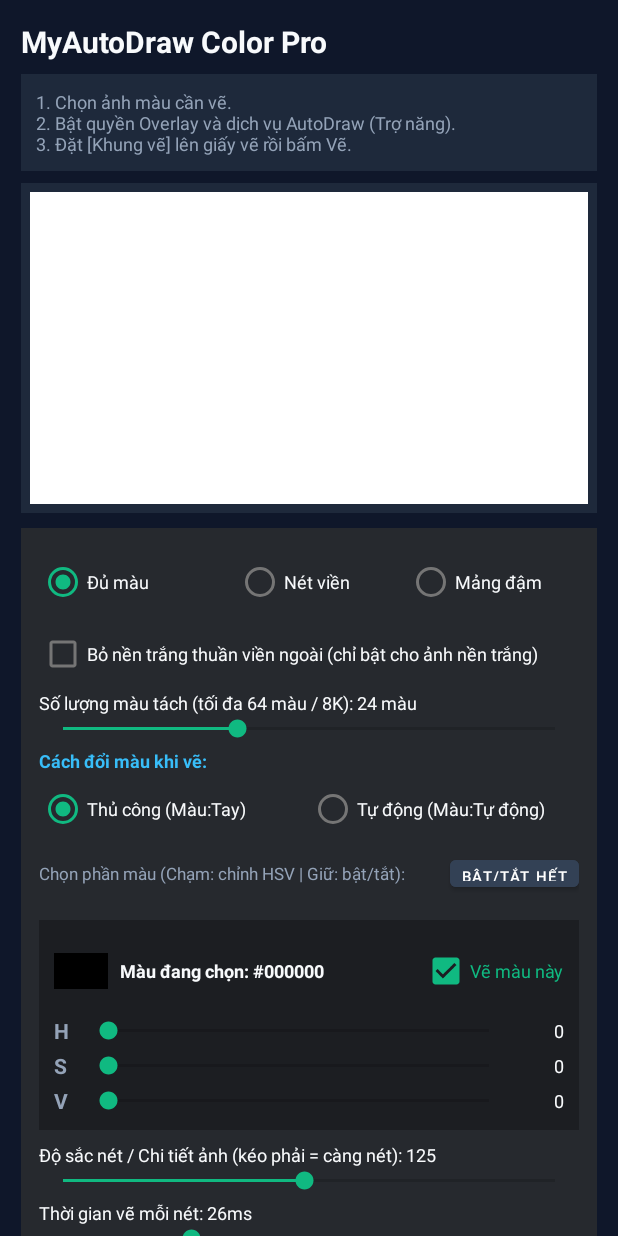
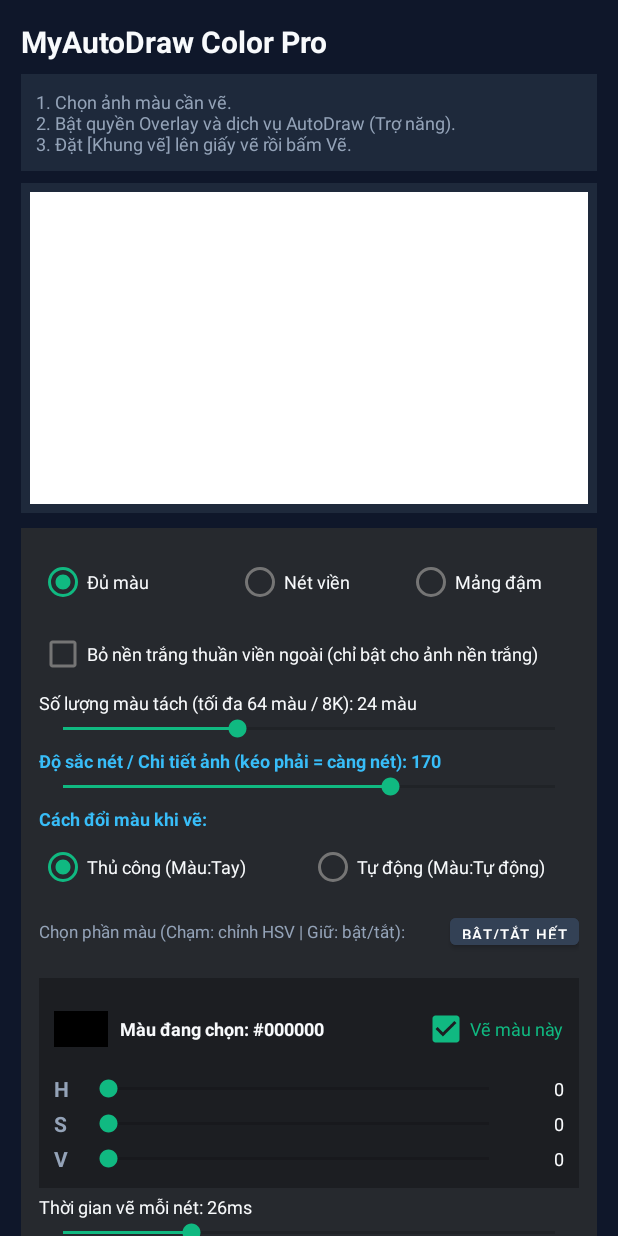
Before and after one commit to kaiMC098/AutoDraw-Pro-v15, an Android app: the screen it shows after launch (MainActivity), on a phone screen of 412 x 824 dp. Run offline under Robolectric (Android 15) with nearby library versions, the phone set to English and light mode, and no system bars.

Commit message:
Add files via upload

```diff
--- a/app/src/main/res/layout/activity_main.xml
+++ b/app/src/main/res/layout/activity_main.xml
@@ -104,6 +104,21 @@
                 android:layout_height="wrap_content"
                 android:max="62"
                 android:progress="22" />
+            <TextView
+                android:id="@+id/txtThreshLabel"
+                android:layout_width="wrap_content"
+                android:layout_height="wrap_content"
+                android:layout_marginTop="4dp"
+                android:text="Độ sắc nét / Chi tiết ảnh (kéo phải = càng nét): 170"
+                android:textColor="#38BDF8"
+                android:textSize="12sp"
+                android:textStyle="bold" />
+            <SeekBar
+                android:id="@+id/seekThresh"
+                android:layout_width="match_parent"
+                android:layout_height="wrap_content"
+                android:max="255"
+                android:progress="170" />
             <TextView
                 android:layout_width="wrap_content"
                 android:layout_height="wrap_content"
@@ -293,20 +308,6 @@
                 </LinearLayout>
             </LinearLayout>
             <TextView
-                android:id="@+id/txtThreshLabel"
-                android:layout_width="wrap_content"
-                android:layout_height="wrap_content"
-                android:layout_marginTop="8dp"
-                android:text="Độ chi tiết / Ngưỡng nét: 125"
-                android:textColor="@color/textLight"
-                android:textSize="12sp" />
-            <SeekBar
-                android:id="@+id/seekThresh"
-                android:layout_width="match_parent"
-                android:layout_height="wrap_content"
-                android:max="255"
-                android:progress="125" />
-            <TextView
                 android:id="@+id/txtSpeedLabel"
                 android:layout_width="wrap_content"
                 android:layout_height="wrap_content"
```
